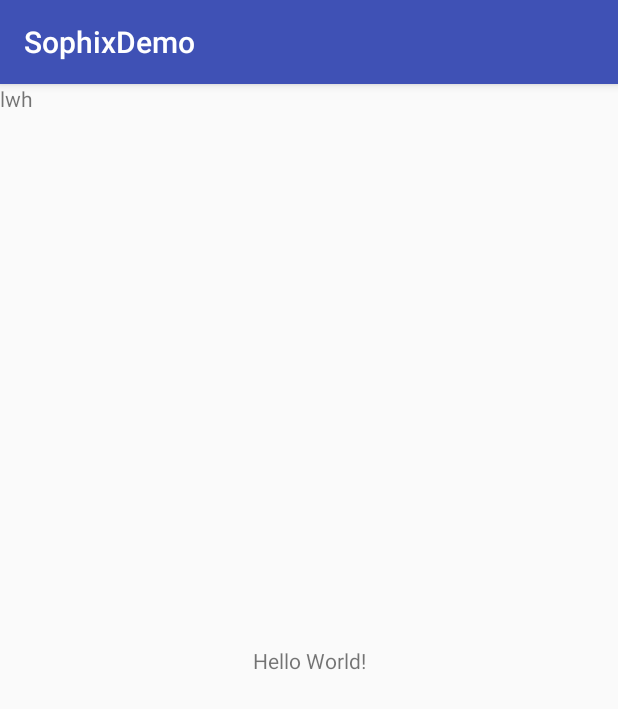
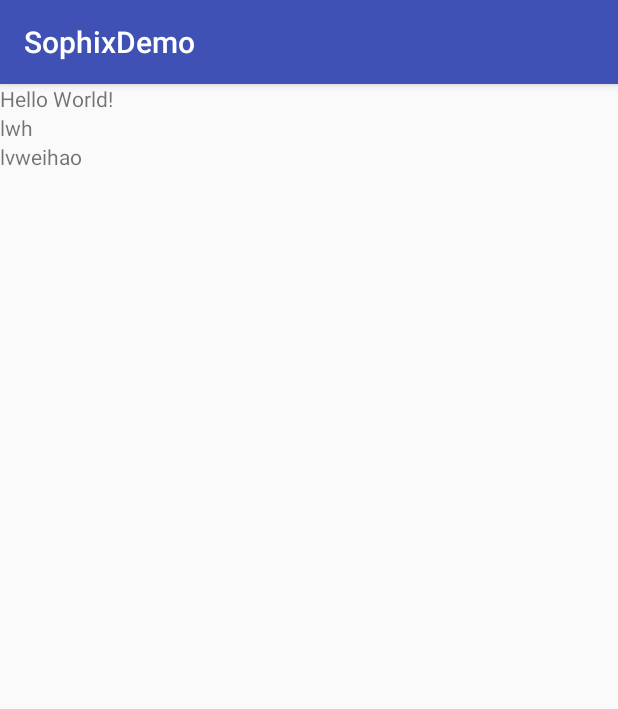
Before and after one commit to lwh7819/TestSophixDemo, an Android app: the MainActivity screen opened directly, with no data from a screen before it, on a phone screen of 412 x 824 dp. Shown: the top 709 px of the screen. Run offline under Robolectric (Android 15) with nearby library versions, the phone set to English and light mode, and no system bars.

```diff
--- a/app/src/main/java/com/lvweihao/sophixdemo/MainActivity.java
+++ b/app/src/main/java/com/lvweihao/sophixdemo/MainActivity.java
@@ -1,7 +1,16 @@
 package com.lvweihao.sophixdemo;
 
+import android.graphics.Bitmap;
+import android.os.Handler;
+import android.support.v4.util.LruCache;
 import android.support.v7.app.AppCompatActivity;
 import android.os.Bundle;
+import android.util.Log;
+import android.util.SparseArray;
+import android.widget.Toast;
+
+import java.util.LinkedHashMap;
+import java.util.Map;
 
 public class MainActivity extends AppCompatActivity {
 
@@ -9,5 +18,38 @@ public class MainActivity extends AppCompatActivity {
     protected void onCreate(Bundle savedInstanceState) {
         super.onCreate(savedInstanceState);
         setContentView(R.layout.activity_main);
+        LruCache<String, Bitmap> lruCache = new LruCache<String, Bitmap>(1024){
+            @Override
+            protected int sizeOf(String key, Bitmap value) {
+                return super.sizeOf(key, value);
+            }
+
+            @Override
+            protected void entryRemoved(boolean evicted, String key, Bitmap oldValue, Bitmap newValue) {
+                super.entryRemoved(evicted, key, oldValue, newValue);
+            }
+        };
+    }
+
+    @Override
+    protected void onResume() {
+        super.onResume();
+        LinkedHashMap<Integer, Integer> linkedHashMap = new LinkedHashMap(0, 0.75f, true);
+        linkedHashMap.put(0, 0);
+        linkedHashMap.put(1, 1);
+        linkedHashMap.put(2, 2);
+        linkedHashMap.put(3, 3);
+        linkedHashMap.put(4, 4);
+        linkedHashMap.put(5, 5);
+        linkedHashMap.put(6, 6);
+        linkedHashMap.put(7, 7);
+        Object a = linkedHashMap.put(8, 8);
+        Object b = linkedHashMap.put(8, 9);
+        linkedHashMap.get(0);
+        linkedHashMap.get(2);
+
+        for (Map.Entry<Integer, Integer> key : linkedHashMap.entrySet()) {
+            Log.e("lwh", key.getKey() + ": " + key.getValue());
+        }
     }
 }
--- a/app/src/main/java/com/lvweihao/sophixdemo/MyApplication.java
+++ b/app/src/main/java/com/lvweihao/sophixdemo/MyApplication.java
@@ -19,7 +19,7 @@ public class MyApplication extends Application {
         SophixManager.getInstance().setContext(this)
                 .setAppVersion(BuildConfig.VERSION_NAME)
                 .setAesKey(null)
-                .setEnableDebug(true)
+                .setEnableDebug(false)
                 .setPatchLoadStatusStub(new PatchLoadStatusListener() {
                     @Override
                     public void onLoad(final int mode, final int code, final String info, final int handlePatchVersion) {
--- a/app/src/main/res/layout/activity_main.xml
+++ b/app/src/main/res/layout/activity_main.xml
@@ -1,8 +1,9 @@
 <?xml version="1.0" encoding="utf-8"?>
-<android.support.constraint.ConstraintLayout
+<LinearLayout
     xmlns:android="http://schemas.android.com/apk/res/android"
     xmlns:app="http://schemas.android.com/apk/res-auto"
     xmlns:tools="http://schemas.android.com/tools"
+    android:orientation="vertical"
     android:layout_width="match_parent"
     android:layout_height="match_parent">
 
@@ -20,4 +21,9 @@
         android:layout_height="wrap_content"
         android:text="lwh"/>
 
-</android.support.constraint.ConstraintLayout>
+    <TextView
+        android:text="lvweihao"
+        android:layout_width="wrap_content"
+        android:layout_height="wrap_content" />
+
+</LinearLayout>
```
